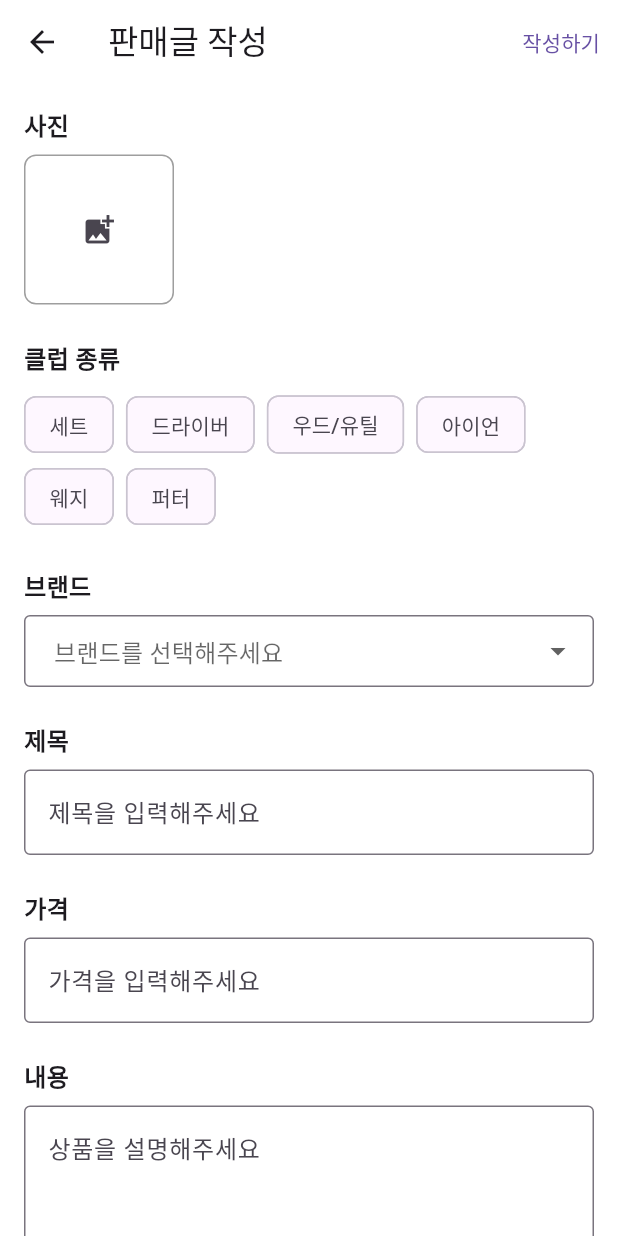
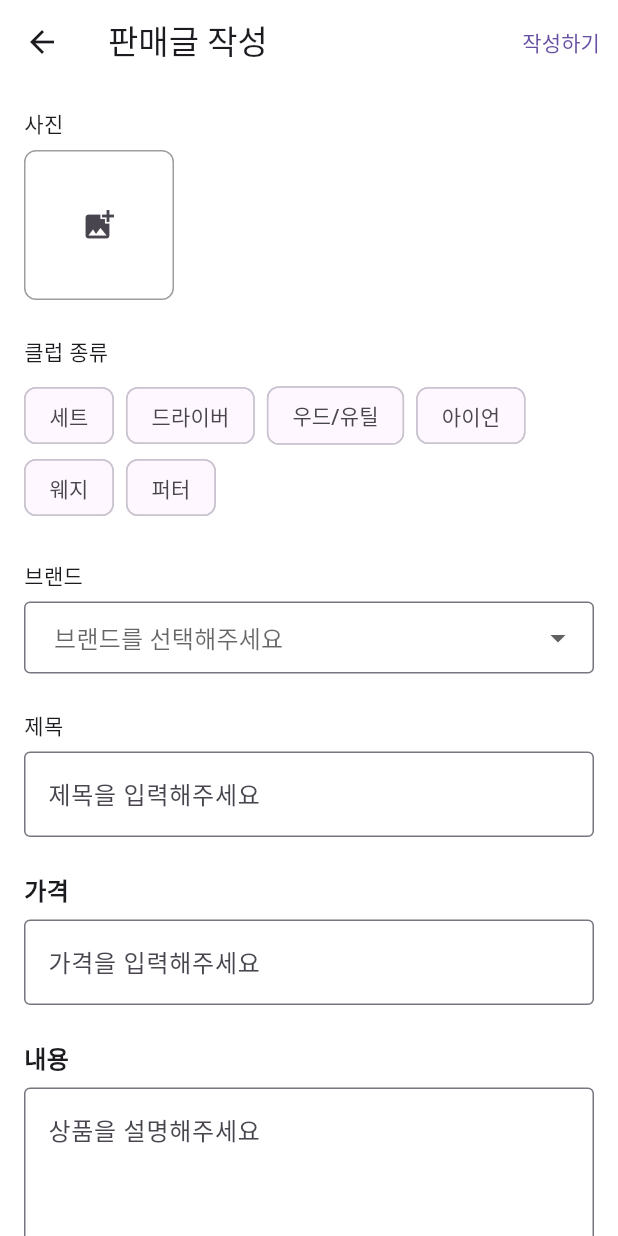
Before and after one commit to ds-k/mulli, a Flutter app: the screen it shows after launch, item 2 of the bottom bar chosen, after a tap on the "add" icon, on a phone screen of 412 x 824 dp. Run offline on Flutter 3.47's test engine with Material 3 defaults, Android fonts, the phone set to English and light mode, and no system bars; our stand-ins replace flutter_riverpod, flutter_svg; missing offline and left inert: serverpod, serverpod_client, serverpod_flutter; Roboto replaces fonts that are missing (Pretendard).

Commit message:
feat: product 로직 클린 아키텍쳐 작성중(임시)

```diff
--- /dev/null
+++ b/mulli_flutter/lib/data/data_source/product_data_source.dart
@@ -0,0 +1,5 @@
+import 'package:mulli_client/mulli_client.dart';
+
+abstract class ProductDataSource {
+  Future<void> createProduct(Products product);
+}
--- /dev/null
+++ b/mulli_flutter/lib/data/data_source/product_remote_data_source.dart
@@ -0,0 +1,13 @@
+import 'package:mulli_client/mulli_client.dart';
+import 'package:mulli_flutter/data/data_source/product_data_source.dart';
+
+class ProductRemoteDataSourceImpl implements ProductDataSource {
+  final Client client;
+
+  ProductRemoteDataSourceImpl(this.client);
+
+  @override
+  Future<void> createProduct(Products product) async {
+    // TODO: Implement with actual client call
+  }
+}
--- /dev/null
+++ b/mulli_flutter/lib/domain/repository/product_repository.dart
@@ -0,0 +1,5 @@
+// abstract class ProductRepository {
+//   Future<void> createProduct(Product product);
+//   Future<List<Product>> getProducts();
+//   Future<Product?> getProductById(int id);
+// }
--- a/mulli_flutter/lib/main.dart
+++ b/mulli_flutter/lib/main.dart
@@ -1,9 +1,10 @@
 import 'package:flutter/material.dart';
+import 'package:flutter_riverpod/flutter_riverpod.dart';
 import 'presentation/pages/layout/main_layout.dart';
 import 'constant/colors.dart';
 
 void main() {
-  runApp(const MyApp());
+  runApp(ProviderScope(child: const MyApp()));
 }
 
 class MyApp extends StatelessWidget {
--- a/mulli_flutter/lib/presentation/pages/product/product_upload_page.dart
+++ b/mulli_flutter/lib/presentation/pages/product/product_upload_page.dart
@@ -44,9 +44,7 @@ class _ProductUploadPageState extends State<ProductUploadPage> {
               crossAxisAlignment: CrossAxisAlignment.start,
               children: [
                 // 사진 업로드 섹션
-                const Text('사진',
-                    style:
-                        TextStyle(fontSize: 16, fontWeight: FontWeight.bold)),
+                const Text('사진', style: TextStyle(fontSize: 14)),
                 const SizedBox(height: 8),
                 Container(
                   height: 100,
@@ -65,9 +63,7 @@ class _ProductUploadPageState extends State<ProductUploadPage> {
                 const SizedBox(height: 24),
 
                 // 클럽 종류 선택
-                const Text('클럽 종류',
-                    style:
-                        TextStyle(fontSize: 16, fontWeight: FontWeight.bold)),
+                const Text('클럽 종류', style: TextStyle(fontSize: 14)),
                 const SizedBox(height: 8),
                 Wrap(
                   spacing: 8,
@@ -86,9 +82,7 @@ class _ProductUploadPageState extends State<ProductUploadPage> {
                 const SizedBox(height: 24),
 
                 // 브랜드 선택
-                const Text('브랜드',
-                    style:
-                        TextStyle(fontSize: 16, fontWeight: FontWeight.bold)),
+                const Text('브랜드', style: TextStyle(fontSize: 14)),
                 const SizedBox(height: 8),
                 DropdownButtonFormField<String>(
                   decoration: const InputDecoration(
@@ -119,9 +113,7 @@ class _ProductUploadPageState extends State<ProductUploadPage> {
                 const SizedBox(height: 24),
 
                 // 제목 입력
-                const Text('제목',
-                    style:
-                        TextStyle(fontSize: 16, fontWeight: FontWeight.bold)),
+                const Text('제목', style: TextStyle(fontSize: 14)),
                 const SizedBox(height: 8),
                 TextFormField(
                   decoration: const InputDecoration(
```
Also changed, not shown: mulli_flutter/lib/domain/usecase/create_product.dart (added, +12 -0 lines), mulli_flutter/lib/presentation/viewmodel/product_upload_viewmodel.dart (added, +87 -0 lines).
